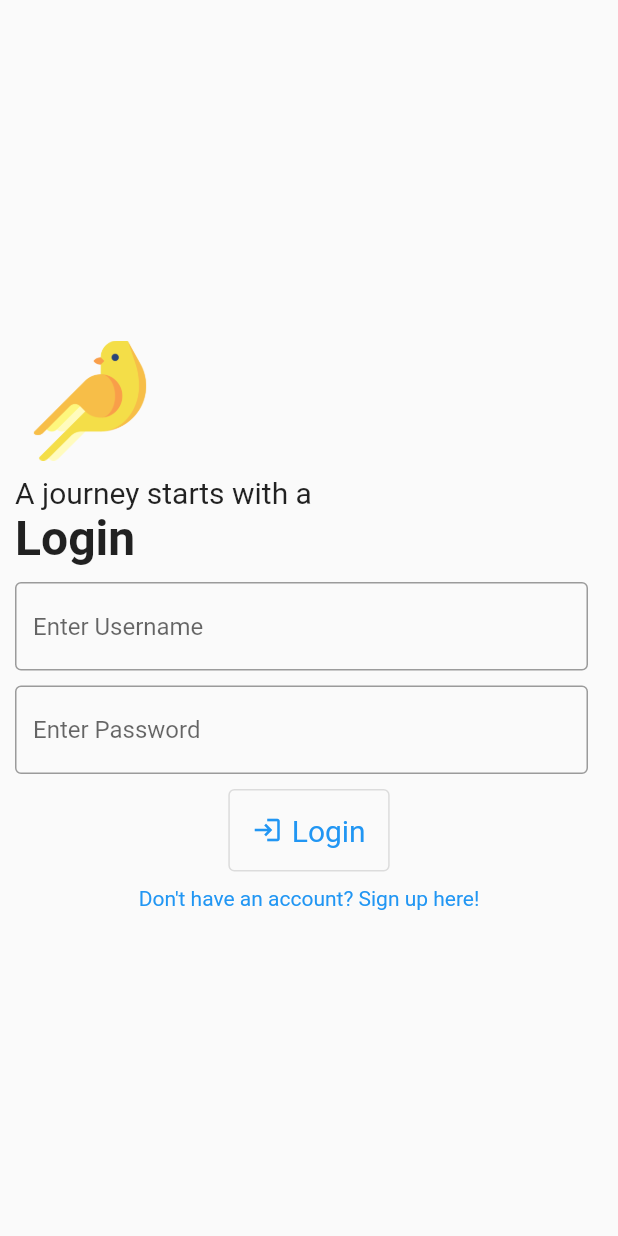
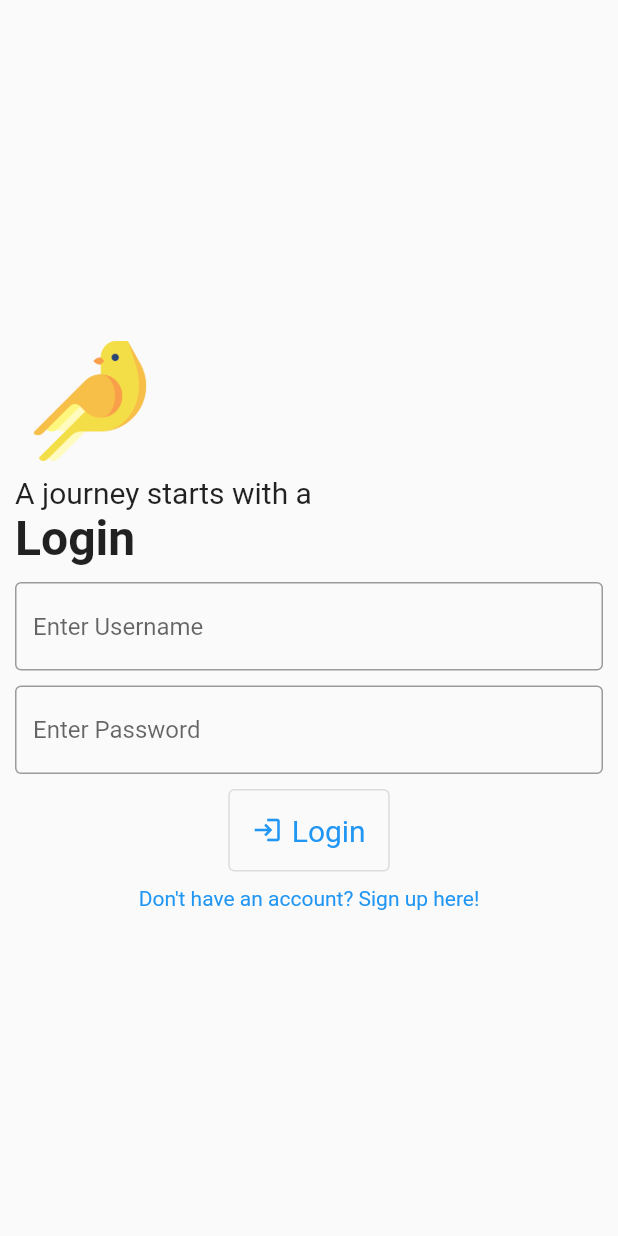
Before and after one commit to JakeSiewJK64/FlyParking, a Flutter app: the screen it shows after launch, after a tap on "Already have an account? Login here!", on a phone screen of 412 x 824 dp. Run offline on Flutter 3.47's test engine with Material 2 defaults, Android fonts, the phone set to English and light mode, and no system bars.

Commit message:
update: fixed awkward padding

```diff
--- a/lib/pages/authentication/login.dart
+++ b/lib/pages/authentication/login.dart
@@ -27,7 +27,7 @@ class _LoginState extends State<Login> {
     return Column(
       children: [
         Padding(
-          padding: const EdgeInsets.fromLTRB(0, 10, 10, 0),
+          padding: const EdgeInsets.fromLTRB(0, 10, 0, 0),
           child: TextFormField(
             cursorColor: const Color(0xfff1c40f),
             enableSuggestions: false,
@@ -42,7 +42,7 @@ class _LoginState extends State<Login> {
           ),
         ),
         Padding(
-          padding: const EdgeInsets.fromLTRB(0, 10, 10, 0),
+          padding: const EdgeInsets.fromLTRB(0, 10, 0, 0),
           child: TextFormField(
             cursorColor: const Color(0xfff1c40f),
             obscureText: true,
```
